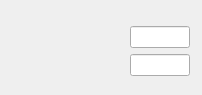
This is src/components/RouteAnalyser/LatencyRibbonGroup.ui in nedrysoft/pingnoo as Qt 5 draws it before an edit. The edited form follows.
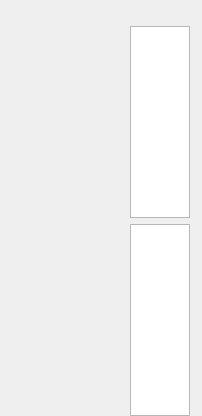
This is the edited form. Custom widgets are drawn as their Qt base class.

Commit message:
fix: tab in latency ribbon editors
- it was inserting a tab, behaviour now changed to change focus instead.

The edit to the form file:
```diff
--- a/src/components/RouteAnalyser/LatencyRibbonGroup.ui
+++ b/src/components/RouteAnalyser/LatencyRibbonGroup.ui
@@ -200,7 +200,7 @@
  <customwidgets>
   <customwidget>
    <class>Nedrysoft::Ribbon::RibbonLineEdit</class>
-   <extends>QLineEdit</extends>
+   <extends>QTextEdit</extends>
    <header location="global">RibbonLineEdit</header>
    <container>1</container>
   </customwidget>
```
Left out of the diff: 6 changed lines with no effect on the pictures.
